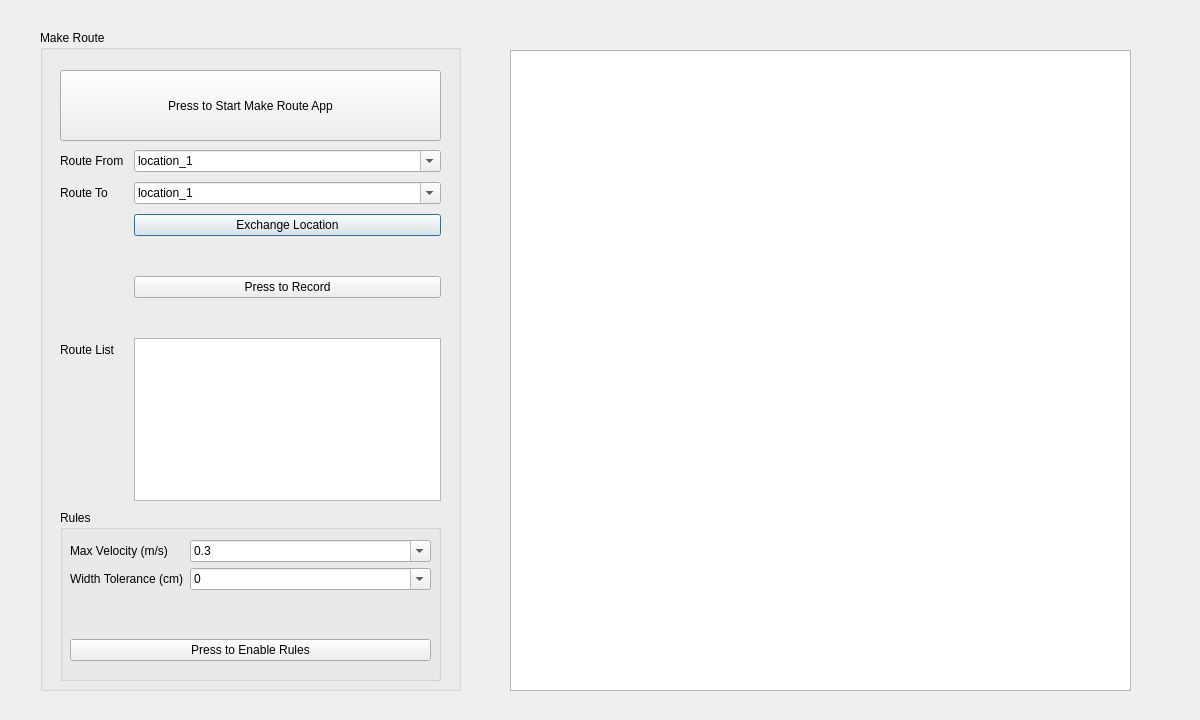
Old version of the form src/robot_gui/ui/subwindow_makeroute.ui in the repository 7174952/amr-3d-lidar-ros2.
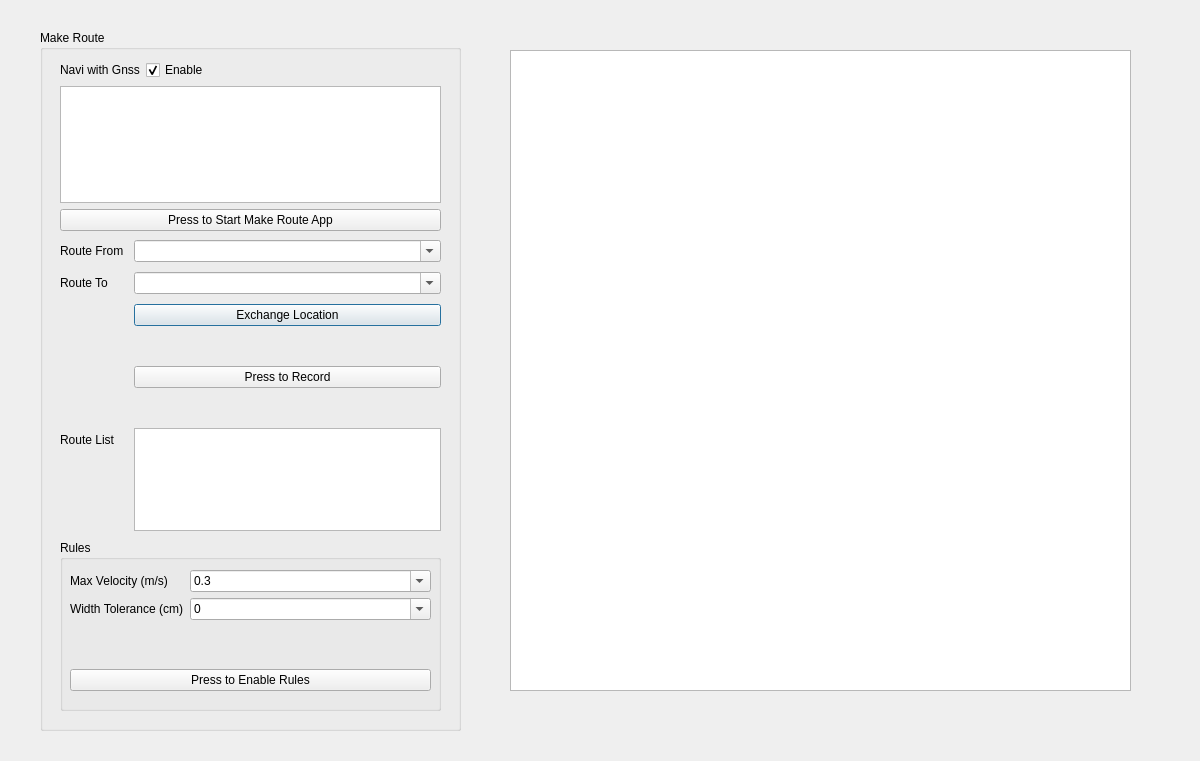
New version of the form.

What changed in the file:
```diff
--- a/src/robot_gui/ui/subwindow_makeroute.ui
+++ b/src/robot_gui/ui/subwindow_makeroute.ui
@@ -7,7 +7,7 @@
     <x>0</x>
     <y>0</y>
     <width>1200</width>
-    <height>720</height>
+    <height>761</height>
    </rect>
   </property>
   <property name="windowTitle">
@@ -29,7 +29,7 @@
      <x>40</x>
      <y>30</y>
      <width>421</width>
-     <height>661</height>
+     <height>701</height>
     </rect>
    </property>
    <property name="title">
@@ -39,9 +39,9 @@
     <property name="geometry">
      <rect>
       <x>20</x>
-      <y>120</y>
+      <y>210</y>
       <width>381</width>
-      <height>351</height>
+      <height>291</height>
      </rect>
     </property>
     <layout class="QVBoxLayout" name="verticalLayout">
@@ -71,36 +71,6 @@
          <property name="editable">
           <bool>true</bool>
          </property>
-         <item>
-          <property name="text">
-           <string>location_1</string>
-          </property>
-         </item>
-         <item>
-          <property name="text">
-           <string>location_2</string>
-          </property>
-         </item>
-         <item>
-          <property name="text">
-           <string>location_3</string>
-          </property>
-         </item>
-         <item>
-          <property name="text">
-           <string>location_4</string>
-          </property>
-         </item>
-         <item>
-          <property name="text">
-           <string>location_5</string>
-          </property>
-         </item>
-         <item>
-          <property name="text">
-           <string>location_6</string>
-          </property>
-         </item>
         </widget>
        </item>
        <item row="1" column="0">
@@ -115,36 +85,6 @@
          <property name="editable">
           <bool>true</bool>
          </property>
-         <item>
-          <property name="text">
-           <string>location_1</string>
-          </property>
-         </item>
-         <item>
-          <property name="text">
-           <string>location_2</string>
-          </property>
-         </item>
-         <item>
-          <property name="text">
-           <string>location_3</string>
-          </property>
-         </item>
-         <item>
-          <property name="text">
-           <string>location_4</string>
-          </property>
-         </item>
-         <item>
-          <property name="text">
-           <string>location_5</string>
-          </property>
-         </item>
-         <item>
-          <property name="text">
-           <string>location_6</string>
-          </property>
-         </item>
         </widget>
        </item>
        <item row="2" column="1">
@@ -218,6 +158,9 @@
        </item>
        <item row="4" column="1">
         <widget class="QPushButton" name="pushButton_recordRoute">
+         <property name="styleSheet">
+          <string notr="true">font: 11pt &quot;Sans Serif&quot;;</string>
+         </property>
          <property name="text">
           <string>Press to Record</string>
          </property>
@@ -256,30 +199,11 @@
      </item>
     </layout>
    </widget>
-   <widget class="QPushButton" name="pushButton_StartRoute">
-    <property name="geometry">
-     <rect>
-      <x>20</x>
-      <y>40</y>
-      <width>381</width>
-      <height>71</height>
-     </rect>
-    </property>
-    <property name="styleSheet">
-     <string notr="true">font: 14pt &quot;Sans Serif&quot;;</string>
-    </property>
-    <property name="text">
-     <string>Press to Start Make Route App</string>
-    </property>
-    <property name="checkable">
-     <bool>true</bool>
-    </property>
-   </widget>
    <widget class="QGroupBox" name="groupBox_setupRules">
     <property name="geometry">
      <rect>
       <x>20</x>
-      <y>480</y>
+      <y>510</y>
       <width>381</width>
       <height>171</height>
      </rect>
@@ -409,6 +333,9 @@
       </item>
       <item>
        <widget class="QPushButton" name="pushButton_withRule">
+        <property name="styleSheet">
+         <string notr="true">font: 11pt &quot;Sans Serif&quot;;</string>
+        </property>
         <property name="text">
          <string>Press to Enable Rules</string>
         </property>
@@ -420,6 +347,55 @@
      </layout>
     </widget>
    </widget>
+   <widget class="QWidget" name="verticalLayoutWidget_3">
+    <property name="geometry">
+     <rect>
+      <x>20</x>
+      <y>30</y>
+      <width>381</width>
+      <height>171</height>
+     </rect>
+    </property>
+    <layout class="QVBoxLayout" name="verticalLayout_3">
+     <item>
+      <layout class="QFormLayout" name="formLayout_3">
+       <item row="0" column="0">
+        <widget class="QLabel" name="label_naviWithGnss">
+         <property name="text">
+          <string>Navi with Gnss</string>
+         </property>
+        </widget>
+       </item>
+       <item row="0" column="1">
+        <widget class="QCheckBox" name="checkBox_naviWithGnss">
+         <property name="text">
+          <string>Enable</string>
+         </property>
+         <property name="checked">
+          <bool>true</bool>
+         </property>
+        </widget>
+       </item>
+      </layout>
+     </item>
+     <item>
+      <widget class="QTextEdit" name="textEdit_makeRouteMsg"/>
+     </item>
+     <item>
+      <widget class="QPushButton" name="pushButton_StartRoute">
+       <property name="styleSheet">
+        <string notr="true">font: 14pt &quot;Sans Serif&quot;;</string>
+       </property>
+       <property name="text">
+        <string>Press to Start Make Route App</string>
+       </property>
+       <property name="checkable">
+        <bool>true</bool>
+       </property>
+      </widget>
+     </item>
+    </layout>
+   </widget>
   </widget>
  </widget>
  <resources/>
```
Left out of the diff: 6 changed lines with no effect on the pictures.
